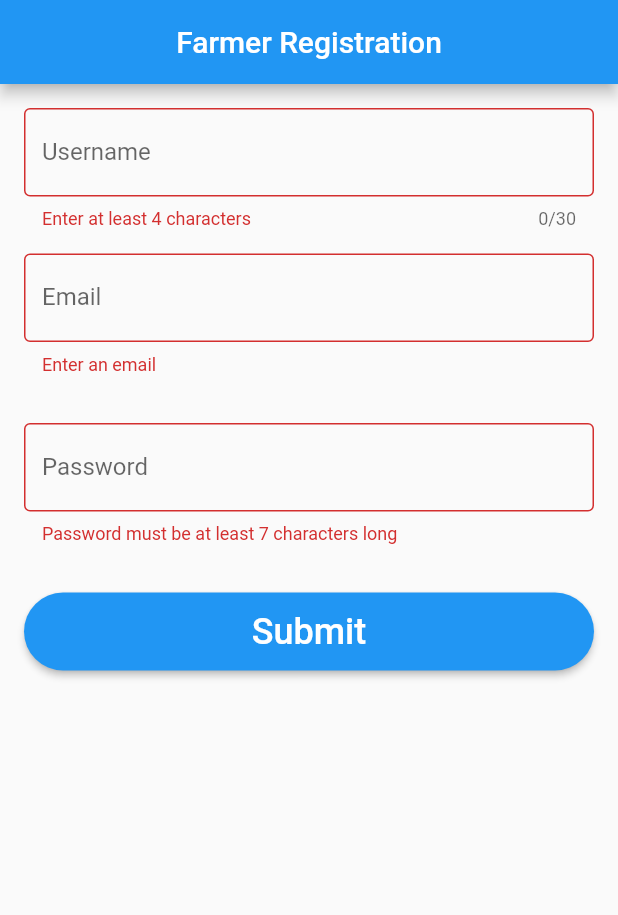
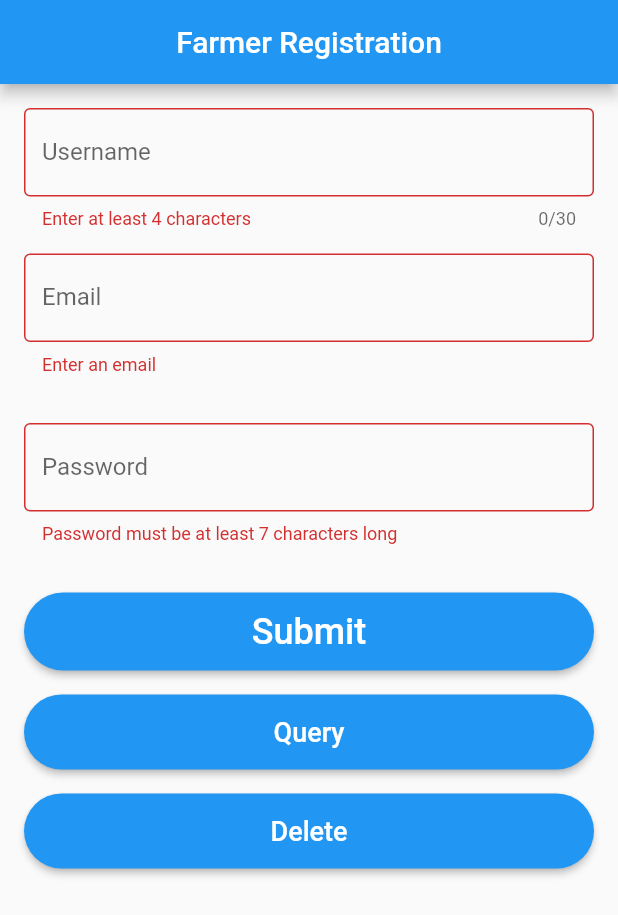
Before and after one commit to FarhanIshtiaque/form_demo, a Flutter app: the screen it shows after launch, after a tap on "Submit", on a phone screen of 412 x 824 dp. Shown: the top 915 px of the screen. Run offline on Flutter 3.47's test engine with Material 2 defaults, Android fonts, the phone set to English and light mode, and no system bars; our stand-ins replace sqflite; accounts and stored records are empty.

```diff
--- a/lib/data/local_database/database_helper.dart
+++ b/lib/data/local_database/database_helper.dart
@@ -13,7 +13,8 @@ class DatabaseHelper {
 
   static const columnId = '_id';
   static const columnName = 'name';
-  static const columnAge = 'age';
+  static const columnEmail = 'email';
+  static const columnPassword = 'password';
 
   // make this a singleton class
   DatabaseHelper._privateConstructor();
@@ -39,9 +40,10 @@ class DatabaseHelper {
   Future _onCreate(Database db, int version) async {
     await db.execute('''
           CREATE TABLE $table (
-            $columnId INTEGER PRIMARY KEY,
+            $columnId INTEGER PRIMARY KEY AUTOINCREMENT,
             $columnName TEXT NOT NULL,
-            $columnAge INTEGER NOT NULL
+            $columnEmail TEXT NOT NULL,
+            $columnPassword TEXT NOT NULL
           )
           ''');
   }
--- a/lib/view/screens/sign_up.dart
+++ b/lib/view/screens/sign_up.dart
@@ -1,5 +1,7 @@
 import 'package:flutter/material.dart';
+import 'package:form_demo/data/local_database/database_helper.dart';
 import 'package:form_demo/view/widgets/button.dart';
+
 
 
 class SignUp extends StatefulWidget {
@@ -38,6 +40,12 @@ class _SignUpState extends State<SignUp> {
               buildPassword(),
               const SizedBox(height: 32),
               buildSubmit(),
+              const SizedBox(height: 16),
+              _queryButton(),
+              const SizedBox(height: 16),
+              _updateButton()
+
+
             ],
           ),
         ),
@@ -106,9 +114,9 @@ Widget buildPassword() => TextFormField(
 Widget buildSubmit() => Builder(
   builder: (context) => ButtonWidget(
     text: 'Submit',
-    onClicked: () {
+    onClicked: () async{
       final isValid = formKey.currentState!.validate();
-      // FocusScope.of(context).unfocus();
+
 
       if (isValid) {
         formKey.currentState!.save();
@@ -123,8 +131,62 @@ Widget buildSubmit() => Builder(
           backgroundColor: Colors.green,
         );
         ScaffoldMessenger.of(context).showSnackBar(snackBar);
+        var i = await DatabaseHelper.instance..insert({
+          DatabaseHelper.columnName : username,
+          DatabaseHelper.columnEmail: email,
+          DatabaseHelper.columnPassword: password
+
+        });
+
+        print(i);
       }
     },
   ),
 );
 }
+
+Widget _queryButton() => Builder(builder: (context){
+  return MaterialButton(onPressed: () async{
+    List<Map<String,dynamic>> queryRows = await DatabaseHelper.instance.queryAllRows();
+    print(queryRows);
+
+
+  },
+    height: 50,
+    minWidth: 100,
+    color: Colors.blue,
+    shape: RoundedRectangleBorder(borderRadius:BorderRadius.circular(30.0) ),
+    child: const Text('Query',
+      style: TextStyle(
+        color: Colors.white,
+        fontSize: 18
+      ),
+    ),
+
+  );
+
+});
+
+
+
+Widget _updateButton() => Builder(builder: (context){
+  return MaterialButton(onPressed: () async{
+    List<Map<String,dynamic>> queryRows = await DatabaseHelper.instance.queryAllRows();
+    print(queryRows);
+
+
+  },
+    height: 50,
+    minWidth: 100,
+    color: Colors.blue,
+    shape: RoundedRectangleBorder(borderRadius:BorderRadius.circular(30.0) ),
+    child: const Text('Delete',
+      style: TextStyle(
+          color: Colors.white,
+          fontSize: 18
+      ),
+    ),
+
+  );
+
+});
```
